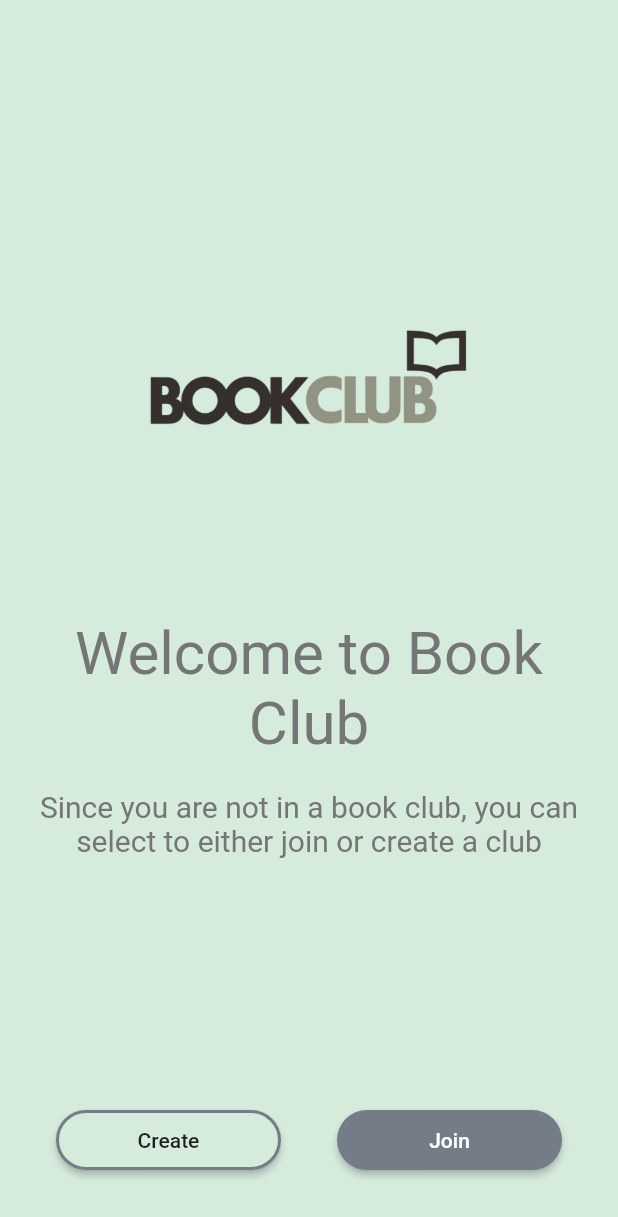
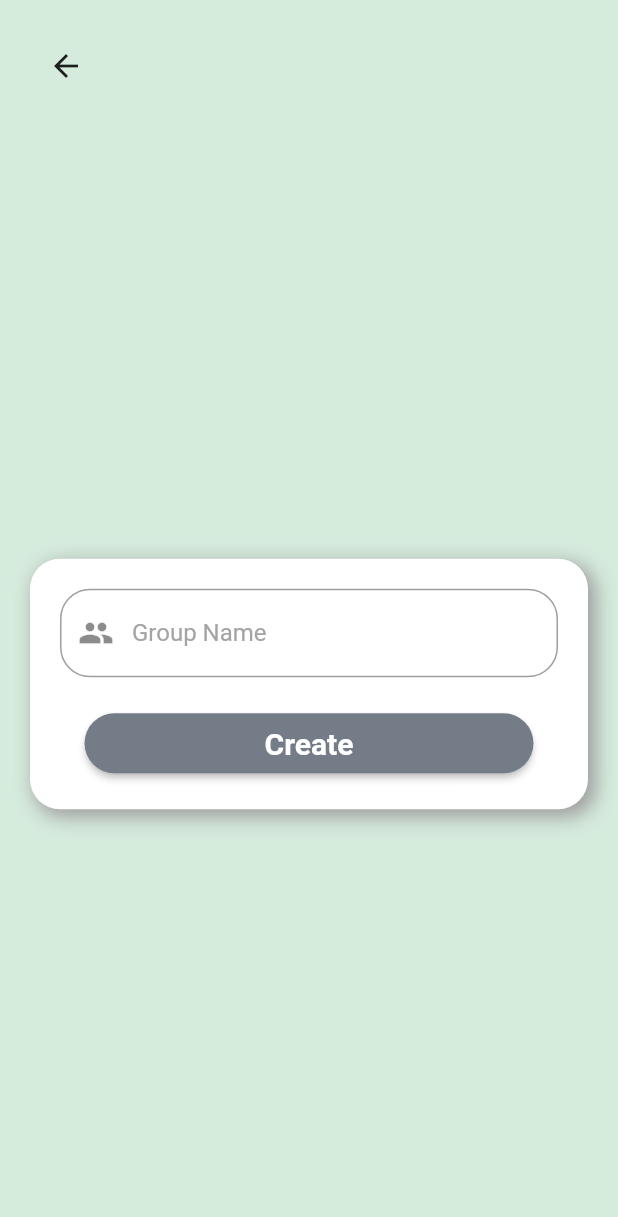
Before and after one commit to MohamadsFakih/bookclub, a Flutter app: the OurnoGroup screen opened directly, after a tap on "Create", on a phone screen of 412 x 824 dp. Shown: the top 1217 px of the screen. Run offline on Flutter 3.47's test engine with Material 2 defaults, Android fonts, the phone set to English and light mode, and no system bars; our stand-ins replace cloud_firestore, firebase_auth, firebase_core, google_sign_in; accounts and stored records are empty; network calls fail.

Commit message:
Join/Create group
The app redirect users to join or create group depending on their state, and the user can either join or create a book club

```diff
--- a/book_club/lib/models/user.dart
+++ b/book_club/lib/models/user.dart
@@ -5,6 +5,7 @@ class OurUser{
   String email;
   String fullname;
   Timestamp accountCreated;
+  String groupId;
 
 
 
@@ -12,7 +13,8 @@ class OurUser{
     required this.uid,
     required this.email,
     required this.fullname,
-    required this.accountCreated
+    required this.accountCreated,
+    required this.groupId
 });
 
 }
--- /dev/null
+++ b/book_club/lib/screens/createGroup/creategroup.dart
@@ -0,0 +1,78 @@
+import 'package:book_club/screens/root/root.dart';
+import 'package:book_club/services/database.dart';
+import 'package:book_club/states/currentuser.dart';
+import 'package:book_club/widgets/ourContainer.dart';
+import 'package:flutter/cupertino.dart';
+import 'package:flutter/material.dart';
+import 'package:provider/provider.dart';
+
+class OurCreateGroup extends StatefulWidget {
+  const OurCreateGroup({Key? key}) : super(key: key);
+
+  @override
+  State<OurCreateGroup> createState() => _OurCreateGroupState();
+}
+
+class _OurCreateGroupState extends State<OurCreateGroup> {
+
+  void createGroup(BuildContext context,String groupName)async{
+    CurrenState currenState=Provider.of<CurrenState>(context,listen: false);
+    String returnString = await OurDatabase().createGroup(groupName, currenState.getCurrentUser.uid);
+    if(returnString=="success"){
+      Navigator.pushAndRemoveUntil(context, MaterialPageRoute(builder: (context)=>OurRoot(),), (route) => false);
+    }
+
+  }
+
+  TextEditingController groupNameController=TextEditingController();
+  @override
+  Widget build(BuildContext context) {
+    return Scaffold(
+      body: Column(
+        children: [
+          Padding(
+              padding: EdgeInsets.all(20.0),
+            child: Row(
+              children: [BackButton()],
+            ),
+          ),
+
+          Expanded(
+            child: Column(
+              mainAxisAlignment: MainAxisAlignment.center,
+              children: [
+                Padding(
+                    padding: EdgeInsets.all(20.0),
+                  child: OurContainer(
+                    child: Column(
+                      children: [
+                        TextFormField(
+                          controller: groupNameController,
+                          decoration: InputDecoration(
+                            prefixIcon: Icon(Icons.group),
+                            hintText: "Group Name"
+                          ),
+                        ),
+                          SizedBox(height: 20,),
+                        RaisedButton(
+                            onPressed: (){
+                              createGroup(context, groupNameController.text.trim());
+                            },
+                          child: Padding(
+                            padding: EdgeInsets.symmetric(horizontal: 100),
+                            child: Text("Create",style: TextStyle(color: Colors.white,
+                            fontWeight: FontWeight.bold,fontSize: 20.0),),
+                          ),
+                        )
+                      ],
+                    ),
+                  ),
+                ),
+              ],
+            ),
+          )
+        ],
+      ),
+    );
+  }
+}
--- a/book_club/lib/screens/login/localwidgets/loginForm.dart
+++ b/book_club/lib/screens/login/localwidgets/loginForm.dart
@@ -1,4 +1,5 @@
 import 'package:book_club/screens/Home/home.dart';
+import 'package:book_club/screens/root/root.dart';
 import 'package:book_club/screens/signup/signup.dart';
 import 'package:book_club/states/currentuser.dart';
 import 'package:flutter/cupertino.dart';
@@ -39,7 +40,7 @@ class _OurLoginFormState extends State<OurLoginForm> {
         }
 
         if(returnString=="success"){
-          Navigator.pushAndRemoveUntil(context, MaterialPageRoute(builder: (context)=>HomeScreen(),), (route) => false);
+          Navigator.pushAndRemoveUntil(context, MaterialPageRoute(builder: (context)=>OurRoot(),), (route) => false);
         }else{
           Scaffold.of(context).showSnackBar(
               SnackBar(content: Text(returnString),
--- a/book_club/lib/screens/noGroup/nogroup.dart
+++ b/book_club/lib/screens/noGroup/nogroup.dart
@@ -1,3 +1,5 @@
+import 'package:book_club/screens/createGroup/creategroup.dart';
+import 'package:book_club/screens/joinGroup/joingroup.dart';
 import 'package:flutter/cupertino.dart';
 import 'package:flutter/material.dart';
 
@@ -6,8 +8,14 @@ class OurnoGroup extends StatelessWidget {
 
   @override
   Widget build(BuildContext context) {
-    void goToJoin(){}
-    void goToCreate(){}
+    void goToJoin(BuildContext context){
+      Navigator.push(context,
+      MaterialPageRoute(builder: (context)=>OurJoinGroup()));
+    }
+    void goToCreate(BuildContext context){
+      Navigator.push(context,
+          MaterialPageRoute(builder: (context)=>OurCreateGroup()));
+    }
 
     return Scaffold(
       body: Column(
@@ -34,7 +42,7 @@ class OurnoGroup extends StatelessWidget {
               children: [
                 RaisedButton(
                     onPressed: (){
-                      goToCreate();
+                      goToCreate(context);
                     },
                     child: Text("Create",),
                   color: Theme.of(context).canvasColor,
@@ -43,7 +51,7 @@ class OurnoGroup extends StatelessWidget {
                 ),
                 RaisedButton(
                   onPressed: (){
-                    goToJoin();
+                    goToJoin(context);
                   },
                   child: Text("Join",style: TextStyle(color: Colors.white),),
                 )
--- a/book_club/lib/states/currentuser.dart
+++ b/book_club/lib/states/currentuser.dart
@@ -7,7 +7,7 @@ import 'package:google_sign_in/google_sign_in.dart';
 
 
 class CurrenState extends ChangeNotifier{
-  OurUser currentUser=OurUser(uid: "", email: "", fullname: "", accountCreated: Timestamp.now());
+  OurUser currentUser=OurUser(uid: "", email: "", fullname: "", accountCreated: Timestamp.now(),groupId: "");
 
 
 
@@ -34,7 +34,7 @@ class CurrenState extends ChangeNotifier{
      String retval="error";
      try{
        await auth.signOut();
-       currentUser=OurUser(uid: "", email: "", fullname: "", accountCreated: Timestamp.now() );
+       currentUser=OurUser(uid: "", email: "", fullname: "", accountCreated: Timestamp.now() ,groupId: "");
        retval="success";
      }catch(e){
        print(e.toString());
@@ -44,7 +44,7 @@ class CurrenState extends ChangeNotifier{
 
   Future<String> signUpUser(String email,String password,String fullname)async{
    String retval="error";
-   OurUser user=OurUser(uid: "", email: "", fullname: "", accountCreated: Timestamp.now());
+   OurUser user=OurUser(uid: "", email: "", fullname: "", accountCreated: Timestamp.now(),groupId: "");
 
    try{
       UserCredential authResult= await auth.createUserWithEmailAndPassword(email: email, password: password);
@@ -101,7 +101,7 @@ class CurrenState extends ChangeNotifier{
      );
 
 
-     OurUser user=OurUser(uid: "", email: "", fullname: "", accountCreated: Timestamp.now());
+     OurUser user=OurUser(uid: "", email: "", fullname: "", accountCreated: Timestamp.now(),groupId: "");
      try{
 
 
```
Also changed, not shown: book_club/lib/models/group.dart (added, +17 -0 lines), book_club/lib/screens/joinGroup/joingroup.dart (added, +80 -0 lines), book_club/lib/screens/root/root.dart (+27 -4 lines), book_club/lib/screens/splashScreen/splash.dart (added, +15 -0 lines), book_club/lib/services/database.dart (+51 -2 lines).
